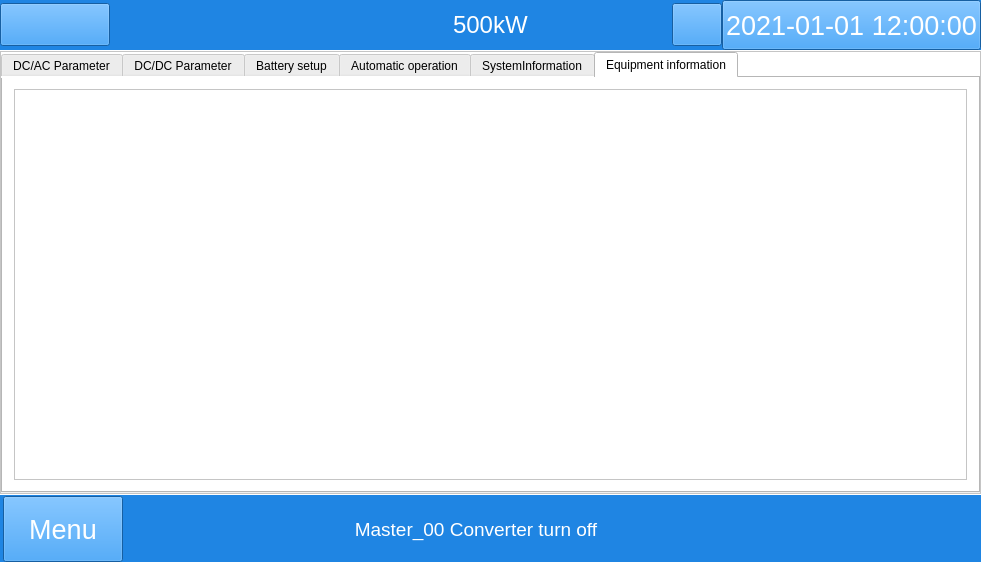
Above: mywidget.ui from megarevolpr/MWin before the change. Below: the same form after it.
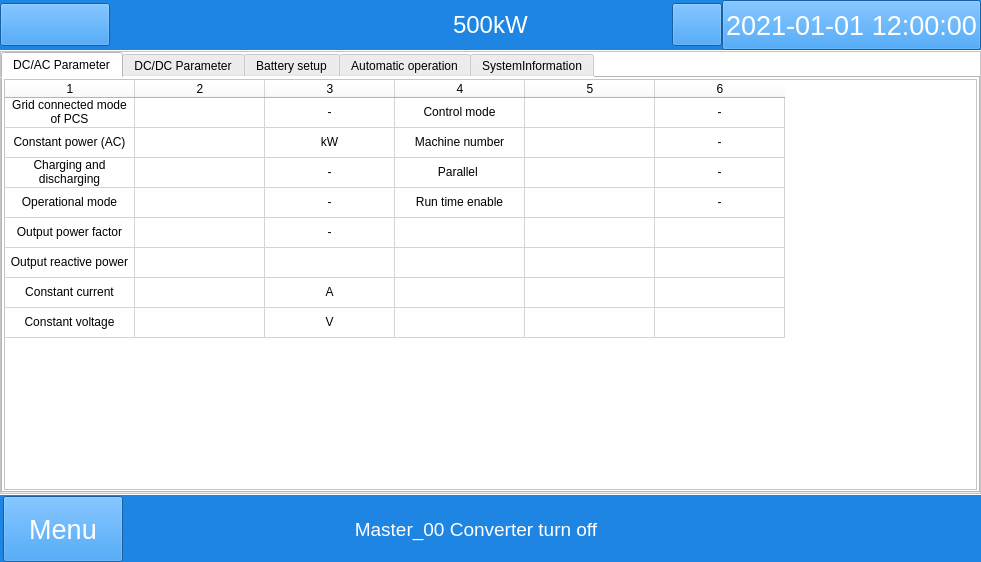
That is the form after the change. The open tabs and pages were chosen to show the change. Icons and pictures are not drawn.

Commit message: 删除设备基本信息页

Patch:
```diff
--- a/mywidget.ui
+++ b/mywidget.ui
@@ -8366,29 +8366,6 @@
                  </item>
                 </layout>
                </widget>
-               <widget class="QWidget" name="Battery_infor_page">
-                <attribute name="title">
-                 <string>Equipment information</string>
-                </attribute>
-                <layout class="QGridLayout" name="gridLayout_3">
-                 <item row="0" column="0">
-                  <widget class="QTextBrowser" name="BatteryInformation_textBrowser">
-                   <property name="font">
-                    <font>
-                     <pointsize>21</pointsize>
-                    </font>
-                   </property>
-                   <property name="html">
-                    <string>&lt;!DOCTYPE HTML PUBLIC &quot;-//W3C//DTD HTML 4.0//EN&quot; &quot;http://www.w3.org/TR/REC-html40/strict.dtd&quot;&gt;
-&lt;html&gt;&lt;head&gt;&lt;meta name=&quot;qrichtext&quot; content=&quot;1&quot; /&gt;&lt;style type=&quot;text/css&quot;&gt;
-p, li { white-space: pre-wrap; }
-&lt;/style&gt;&lt;/head&gt;&lt;body style=&quot; font-family:'SimSun'; font-size:21pt; font-weight:400; font-style:normal;&quot;&gt;
-&lt;p align=&quot;center&quot; style=&quot;-qt-paragraph-type:empty; margin-top:0px; margin-bottom:0px; margin-left:0px; margin-right:0px; -qt-block-indent:0; text-indent:0px; font-family:'Ubuntu'; font-size:11pt;&quot;&gt;&lt;br /&gt;&lt;/p&gt;&lt;/body&gt;&lt;/html&gt;</string>
-                   </property>
-                  </widget>
-                 </item>
-                </layout>
-               </widget>
               </widget>
              </item>
             </layout>
```
Left out of the diff: 4 changed lines with no effect on the pictures.
